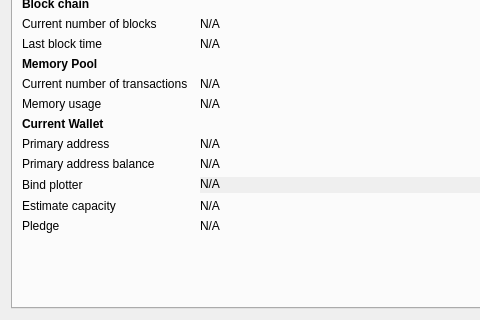
This is src/qt/forms/debugwindow.ui in goomario/btchd as Qt 5 draws it before an edit; both pictures show x 0 to 480 and y 229 to 549 of the 740 by 549 pixel window. The edited form follows.
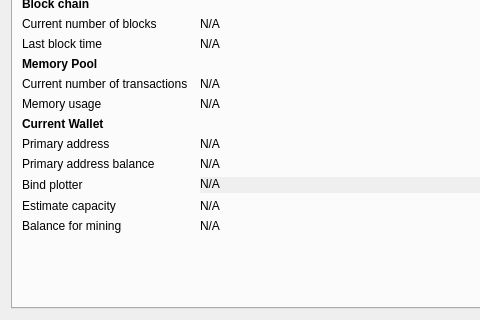
This is the edited form. Icons and pictures are not drawn. Custom widgets are drawn as their Qt base class.

Commit message: rename pledge to rental

The edit to the form file:
```diff
--- a/src/qt/forms/debugwindow.ui
+++ b/src/qt/forms/debugwindow.ui
@@ -526,7 +526,7 @@
        <item row="20" column="0">
         <widget class="QLabel" name="labelMiningRequirePledge">
          <property name="text">
-          <string>Pledge</string>
+          <string>Balance for mining</string>
          </property>
         </widget>
        </item>
```
Left out of the diff: 4 changed lines with no effect on the pictures. The commit also changes 40 other files.
